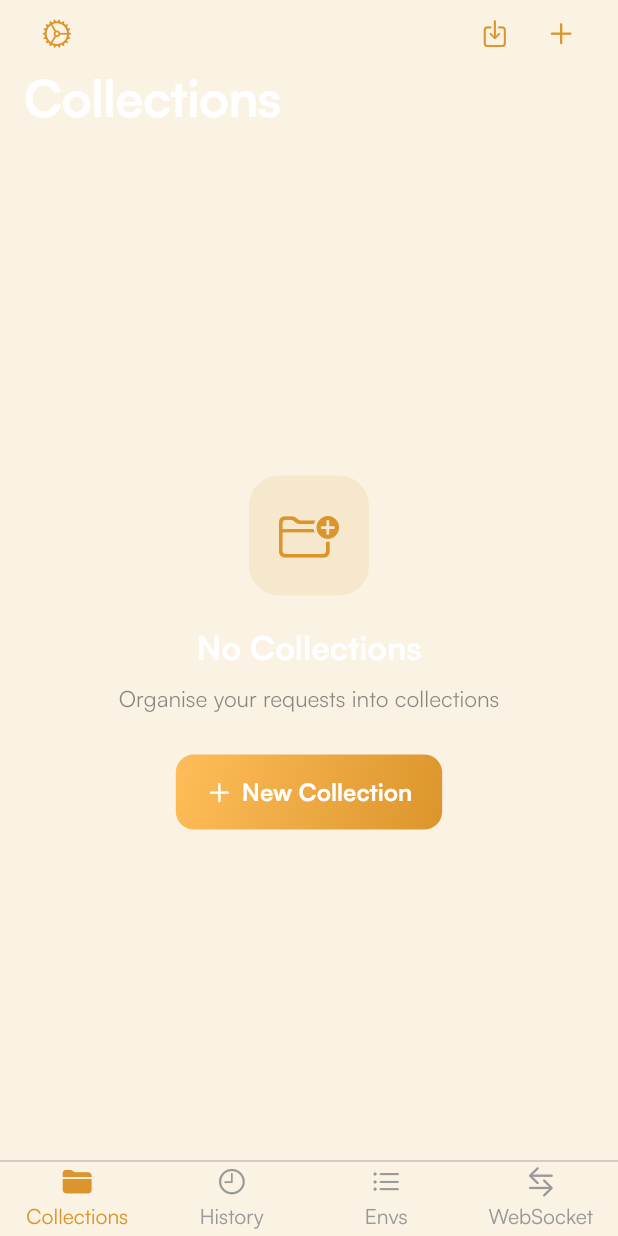
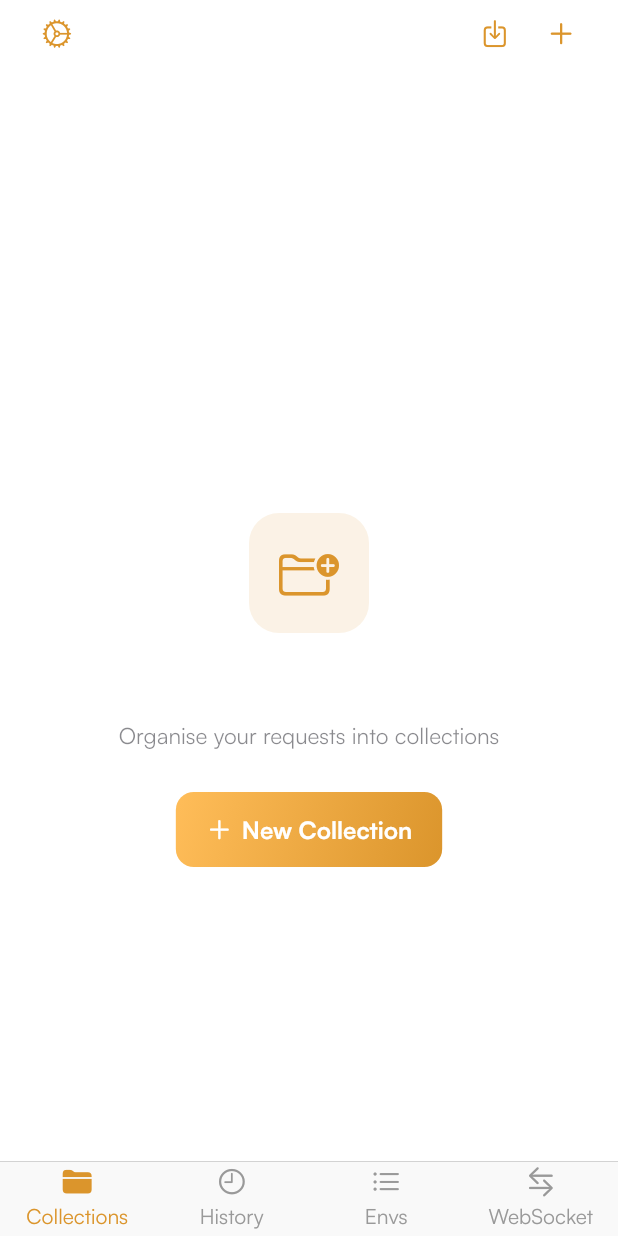
Before and after one commit to maulik1626/aun_postman, a Flutter app: the screen it shows after launch, on a phone screen of 412 x 824 dp. Run offline on Flutter 3.47's test engine with Material 3 defaults, Android fonts, the phone set to English and light mode, and no system bars; our stand-ins replace dio, file_picker, flutter_highlight, flutter_riverpod, flutter_secure_storage, flutter_slidable and 7 more; accounts and stored records are empty; generated files the repository leaves out were written again.

Commit message:
Enable iOS 26 Liquid Glass UI + bump build to 1.0.0+5
- Remove hardcoded barBackgroundColor/scaffoldBackgroundColor so OS
  applies Liquid Glass natively on iOS 26
- Switch ShellScreen from Column to Stack so content scrolls under
  the floating glass tab bar as iOS 26 expects

Co-Authored-By: Claude Sonnet 4.6 <noreply@anthropic.com>

```diff
--- a/lib/app/app.dart
+++ b/lib/app/app.dart
@@ -19,31 +19,27 @@ class App extends ConsumerWidget {
       theme: CupertinoThemeData(
         brightness: brightness, // null = follow system
         primaryColor: AppColors.seedColor,
-        scaffoldBackgroundColor: brightness == Brightness.dark
-            ? AppColors.brandCharcoal
-            : AppColors.brandCream,
-        barBackgroundColor: brightness == Brightness.dark
-            ? AppColors.brandCharcoal
-            : AppColors.brandCream,
-        textTheme: CupertinoTextThemeData(
+        // Do NOT set barBackgroundColor or scaffoldBackgroundColor —
+        // leaving them null lets iOS 26 apply Liquid Glass automatically.
+        textTheme: const CupertinoTextThemeData(
           primaryColor: AppColors.seedColor,
-          textStyle: const TextStyle(fontFamily: 'Satoshi'),
-          actionTextStyle: const TextStyle(fontFamily: 'Satoshi'),
-          tabLabelTextStyle: const TextStyle(fontFamily: 'Satoshi'),
-          navTitleTextStyle: const TextStyle(
+          textStyle: TextStyle(fontFamily: 'Satoshi'),
+          actionTextStyle: TextStyle(fontFamily: 'Satoshi'),
+          tabLabelTextStyle: TextStyle(fontFamily: 'Satoshi'),
+          navTitleTextStyle: TextStyle(
             fontFamily: 'Satoshi',
             fontSize: 17,
             fontWeight: FontWeight.w600,
             letterSpacing: -0.4,
           ),
-          navLargeTitleTextStyle: const TextStyle(
+          navLargeTitleTextStyle: TextStyle(
             fontFamily: 'Satoshi',
             fontSize: 34,
             fontWeight: FontWeight.w700,
             letterSpacing: -0.5,
           ),
-          pickerTextStyle: const TextStyle(fontFamily: 'Satoshi'),
-          dateTimePickerTextStyle: const TextStyle(fontFamily: 'Satoshi'),
+          pickerTextStyle: TextStyle(fontFamily: 'Satoshi'),
+          dateTimePickerTextStyle: TextStyle(fontFamily: 'Satoshi'),
         ),
       ),
       localizationsDelegates: const [
--- a/lib/features/shell/shell_screen.dart
+++ b/lib/features/shell/shell_screen.dart
@@ -7,10 +7,15 @@ class ShellScreen extends StatelessWidget {
 
   @override
   Widget build(BuildContext context) {
-    return Column(
+    return Stack(
       children: [
-        Expanded(child: shell),
-        CupertinoTabBar(
+        // Content fills the full screen — scrolls under the floating tab bar
+        Positioned.fill(child: shell),
+        Positioned(
+          left: 0,
+          right: 0,
+          bottom: 0,
+          child: CupertinoTabBar(
             currentIndex: shell.currentIndex,
             onTap: (index) {
               shell.goBranch(
@@ -39,6 +44,7 @@ class ShellScreen extends StatelessWidget {
               ),
             ],
           ),
+        ),
       ],
     );
   }
--- a/pubspec.yaml
+++ b/pubspec.yaml
@@ -1,7 +1,7 @@
 name: aun_postman
 description: "A production-grade API client for iOS — Postman in your pocket."
 publish_to: 'none'
-version: 1.0.0+4
+version: 1.0.0+5
 
 environment:
   sdk: '>=3.11.1 <4.0.0'
```
Lines whose indentation alone changed are shown as unchanged.
